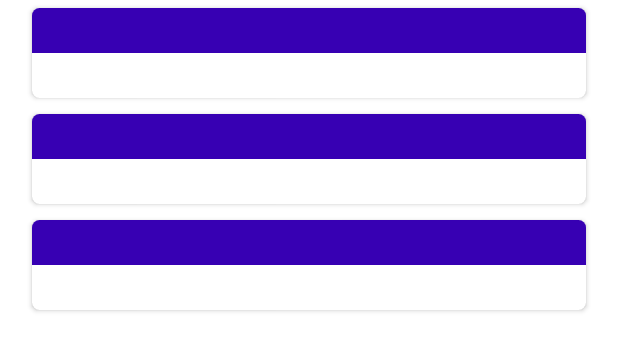
After one commit to Lucasdx12/Team-4-TCSS450, an Android app: the layout fragment_chat_list.xml on its own in the app's theme, with its tools: preview values and no code run, on a phone screen of 412 x 824 dp. The commit adds this screen. Shown: the top 351 px of the screen. Run offline under Robolectric (Android 15) with nearby library versions, the phone set to English and light mode, and no system bars.

Commit message:
RecyclerView of ChatList and Navigation

```diff
--- a/app/src/main/java/edu/uw/tcss450lucasd12/team_4_tcss450/MainActivity.java
+++ b/app/src/main/java/edu/uw/tcss450lucasd12/team_4_tcss450/MainActivity.java
@@ -1,14 +1,18 @@
 package edu.uw.tcss450lucasd12.team_4_tcss450;
 
 import androidx.appcompat.app.AppCompatActivity;
+import androidx.fragment.app.FragmentActivity;
 
 import android.os.Bundle;
+import android.view.LayoutInflater;
+import android.view.ViewGroup;
 
 public class MainActivity extends AppCompatActivity {
 
     @Override
     protected void onCreate(Bundle savedInstanceState) {
         super.onCreate(savedInstanceState);
+
         setContentView(R.layout.activity_main);
     }
 }
--- /dev/null
+++ b/app/src/main/java/edu/uw/tcss450lucasd12/team_4_tcss450/Views/chat/ChatRoom/User.java
@@ -0,0 +1,6 @@
+package edu.uw.tcss450lucasd12.team_4_tcss450.Views.chat.ChatRoom;
+
+public class User {
+    private String mUser;
+    private String mMessage;
+}
--- /dev/null
+++ b/app/src/main/res/layout/fragment_chat_card.xml
@@ -0,0 +1,59 @@
+<?xml version="1.0" encoding="utf-8"?>
+<androidx.cardview.widget.CardView
+    xmlns:android="http://schemas.android.com/apk/res/android"
+    xmlns:app="http://schemas.android.com/apk/res-auto"
+    xmlns:tools="http://schemas.android.com/tools"
+    android:id="@+id/cardRoot"
+    android:layout_width="match_parent"
+    android:layout_height="wrap_content"
+    android:layout_margin="5dp"
+    app:cardCornerRadius="5dp">
+
+    <androidx.constraintlayout.widget.ConstraintLayout
+        android:id="@+id/layout_inner"
+        android:layout_width="match_parent"
+        android:layout_height="match_parent">
+
+        <TextView
+            android:id="@+id/textChatTitle"
+            android:layout_width="0dp"
+            android:layout_height="wrap_content"
+            android:background="@color/purple_700"
+            android:paddingLeft="8dp"
+            android:paddingTop="8dp"
+            android:paddingRight="8dp"
+            android:textAppearance="?attr/textAppearanceListItem"
+            android:textColor="@color/white"
+            android:textStyle="bold"
+            app:layout_constraintEnd_toEndOf="parent"
+            app:layout_constraintStart_toStartOf="parent"
+            app:layout_constraintTop_toTopOf="parent"/>
+
+        <TextView
+            android:id="@+id/textRecentMessage"
+            android:layout_width="0dp"
+            android:layout_height="wrap_content"
+            android:paddingLeft="8dp"
+            android:paddingRight="8dp"
+            android:paddingBottom="8dp"
+            android:textAppearance="?attr/textAppearanceListItem"
+            android:textStyle="bold"
+            app:layout_constraintEnd_toStartOf="@+id/text_timeOfMessage"
+            app:layout_constraintStart_toStartOf="parent"
+            app:layout_constraintTop_toBottomOf="@+id/textChatTitle" />
+
+        <TextView
+            android:id="@+id/text_timeOfMessage"
+            android:layout_width="0dp"
+            android:layout_height="wrap_content"
+            android:paddingLeft="8dp"
+            android:paddingRight="8dp"
+            android:paddingBottom="8dp"
+            android:textAppearance="?attr/textAppearanceListItem"
+            app:layout_constraintBottom_toBottomOf="parent"
+            app:layout_constraintEnd_toEndOf="parent"
+            app:layout_constraintTop_toTopOf="@+id/textRecentMessage" />
+
+
+    </androidx.constraintlayout.widget.ConstraintLayout>
+</androidx.cardview.widget.CardView>
--- /dev/null
+++ b/app/src/main/res/layout/fragment_chat_list.xml
@@ -0,0 +1,15 @@
+<?xml version="1.0" encoding="utf-8"?>
+<androidx.recyclerview.widget.RecyclerView
+    xmlns:android="http://schemas.android.com/apk/res/android"
+    xmlns:app="http://schemas.android.com/apk/res-auto"
+    xmlns:tools="http://schemas.android.com/tools"
+    android:id="@+id/listRoot"
+    android:name="edu.uw.tcss450lucasd12.team_4_tcss450.Views.ChatRoom.ChatListFragment"
+    android:layout_width="match_parent"
+    android:layout_height="match_parent"
+    android:layout_marginLeft="16dp"
+    android:layout_marginRight="16dp"
+    app:layoutManager="LinearLayoutManager"
+    android:orientation="vertical"
+    tools:context="edu.uw.tcss450lucasd12.team_4_tcss450.Views.chat.ChatList.ChatListFragment"
+    tools:listitem="@layout/fragment_chat_card" />
```
Also changed, not shown: app/build.gradle (+7 -6 lines), app/src/main/java/edu/uw/tcss450lucasd12/team_4_tcss450/Views/auth/SignInFragment.java (+20 -0 lines), app/src/main/java/edu/uw/tcss450lucasd12/team_4_tcss450/Views/chat/ChatList/ChatList.java (added, +57 -0 lines), app/src/main/java/edu/uw/tcss450lucasd12/team_4_tcss450/Views/chat/ChatList/ChatListFragment.java (added, +29 -0 lines), app/src/main/java/edu/uw/tcss450lucasd12/team_4_tcss450/Views/chat/ChatList/ChatListGenerator.java (added, +49 -0 lines), app/src/main/java/edu/uw/tcss450lucasd12/team_4_tcss450/Views/chat/ChatList/ChatListRecyclerViewAdapter.java (added, +75 -0 lines), app/src/main/java/edu/uw/tcss450lucasd12/team_4_tcss450/Views/chat/ChatRoom/ChatRoom.java (added, +59 -0 lines), app/src/main/java/edu/uw/tcss450lucasd12/team_4_tcss450/Views/chat/ChatRoom/ChatRoomFragment.java (added, +24 -0 lines), app/src/main/java/edu/uw/tcss450lucasd12/team_4_tcss450/Views/chat/ChatRoom/ChatRoomGenerator.java (added, +16 -0 lines), app/src/main/res/layout/activity_authentication.xml (+4 -6 lines), app/src/main/res/layout/activity_main.xml (+6 -5 lines), app/src/main/res/layout/fragment_chat_room.xml (added, +14 -0 lines), app/src/main/res/navigation/main_graph.xml (added, +13 -0 lines), build.gradle (+10 -0 lines).
